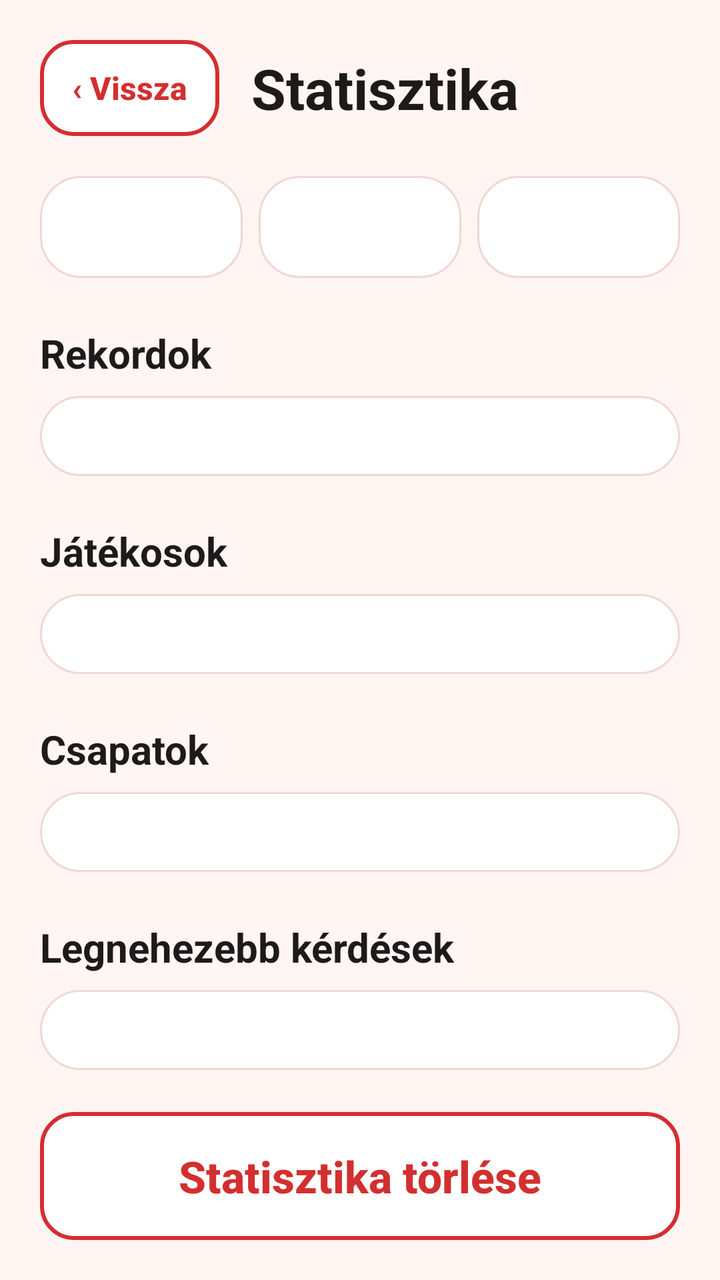
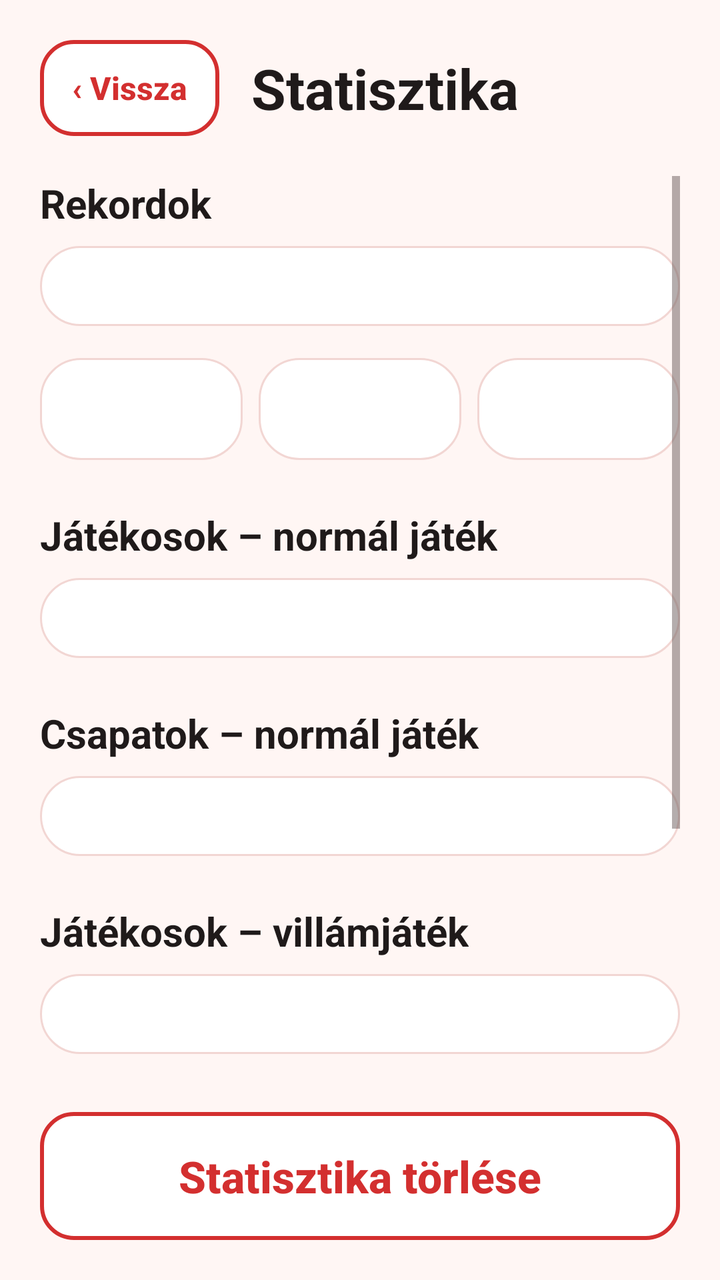

An Android layout rendered at two revisions. The XML below is the earlier revision; the diff shows what the commit changed to produce the second picture.
<!-- AndroidManifest.xml: application theme AppTheme -->
<!-- res/layout/activity_statistics.xml -->
<?xml version="1.0" encoding="utf-8"?>
<LinearLayout xmlns:android="http://schemas.android.com/apk/res/android"
    xmlns:tools="http://schemas.android.com/tools"
    style="@style/Screen"
    tools:context=".StatisticsActivity">

    <LinearLayout
        android:layout_width="match_parent"
        android:layout_height="wrap_content"
        android:gravity="center_vertical"
        android:orientation="horizontal">

        <Button
            style="@style/ButtonSmall"
            android:id="@+id/ButtonBackStatistics"
            android:text="‹ Vissza" />

        <TextView
            style="@style/ScreenTitle"
            android:layout_marginStart="16dp"
            android:text="Statisztika" />
    </LinearLayout>

    <ScrollView
        android:layout_width="match_parent"
        android:layout_height="0dp"
        android:layout_weight="1"
        android:layout_marginTop="20dp">

        <LinearLayout
            android:layout_width="match_parent"
            android:layout_height="wrap_content"
            android:orientation="vertical">

            <LinearLayout
                android:layout_width="match_parent"
                android:layout_height="wrap_content"
                android:orientation="horizontal">

                <TextView
                    style="@style/StatTile"
                    android:id="@+id/StatGames"
                    android:layout_marginEnd="8dp" />

                <TextView
                    style="@style/StatTile"
                    android:id="@+id/StatQuestions"
                    android:layout_marginEnd="8dp" />

                <TextView
                    style="@style/StatTile"
                    android:id="@+id/StatSuccess" />
            </LinearLayout>

            
            <TextView
                style="@style/SectionTitle"
                android:id="@+id/RecordsTitle"
                android:text="Rekordok" />

            <LinearLayout
                style="@style/Card"
                android:layout_width="match_parent"
                android:layout_height="wrap_content"
                android:id="@+id/Records"
                android:orientation="vertical" />

            <TextView
                style="@style/SectionTitle"
                android:text="Játékosok" />

            <LinearLayout
                style="@style/Card"
                android:layout_width="match_parent"
                android:layout_height="wrap_content"
                android:id="@+id/PlayerStatistics"
                android:orientation="vertical" />

            
            <TextView
                style="@style/SectionTitle"
                android:id="@+id/TeamStatisticsTitle"
                android:text="Csapatok" />

            <LinearLayout
                style="@style/Card"
                android:layout_width="match_parent"
                android:layout_height="wrap_content"
                android:id="@+id/TeamStatistics"
                android:orientation="vertical" />

            <TextView
                style="@style/SectionTitle"
                android:text="Legnehezebb kérdések" />

            <LinearLayout
                style="@style/Card"
                android:layout_width="match_parent"
                android:layout_height="wrap_content"
                android:id="@+id/HardestQuestions"
                android:orientation="vertical" />
        </LinearLayout>
    </ScrollView>

    <Button
        style="@style/ButtonSecondary"
        android:id="@+id/ButtonDeleteStatistics"
        android:layout_marginTop="12dp"
        android:text="Statisztika törlése" />

</LinearLayout>
<!-- resources referenced by this layout -->
<resources>
  <style name="ButtonSecondary" parent="ButtonBase">
          <item name="android:background">@drawable/btn_secondary</item>
          <item name="android:textColor">@color/text_secondary_button</item>
      </style>
  <style name="ButtonSmall" parent="ButtonSecondary">
          <item name="android:layout_width">wrap_content</item>
          <item name="android:layout_height">48dp</item>
          <item name="android:textSize">16sp</item>
          <item name="android:paddingStart">16dp</item>
          <item name="android:paddingEnd">16dp</item>
      </style>
  <style name="Card">
          <item name="android:background">@drawable/bg_card</item>
          <item name="android:padding">20dp</item>
      </style>
  <style name="Screen">
          <item name="android:layout_width">match_parent</item>
          <item name="android:layout_height">match_parent</item>
          <item name="android:orientation">vertical</item>
          <item name="android:padding">20dp</item>
          <item name="android:background">@color/background</item>
      </style>
  <style name="ScreenTitle">
          <item name="android:layout_width">wrap_content</item>
          <item name="android:layout_height">wrap_content</item>
          <item name="android:textSize">28sp</item>
          <item name="android:textStyle">bold</item>
          <item name="android:textColor">@color/textPrimary</item>
      </style>
  <style name="SectionTitle">
          <item name="android:layout_width">wrap_content</item>
          <item name="android:layout_height">wrap_content</item>
          <item name="android:layout_marginTop">24dp</item>
          <item name="android:layout_marginBottom">8dp</item>
          <item name="android:textColor">@color/textPrimary</item>
          <item name="android:textSize">20sp</item>
          <item name="android:textStyle">bold</item>
      </style>
  <style name="AppTheme" parent="Theme.AppCompat.DayNight.NoActionBar">
          <item name="colorPrimary">@color/colorPrimary</item>
          <item name="colorPrimaryDark">@color/colorPrimaryDark</item>
          <item name="colorAccent">@color/colorAccent</item>
          <item name="android:windowBackground">@color/background</item>
          <item name="android:textColorPrimary">@color/textPrimary</item>
          <item name="android:textColorSecondary">@color/textSecondary</item>
      </style>
  <style name="ButtonBase" parent="Widget.AppCompat.Button">
          <item name="android:layout_width">match_parent</item>
          <item name="android:layout_height">64dp</item>
          <item name="android:textSize">22sp</item>
          <item name="android:textStyle">bold</item>
          <item name="android:textAllCaps">false</item>
          <item name="android:stateListAnimator">@null</item>
          <item name="android:paddingStart">20dp</item>
          <item name="android:paddingEnd">20dp</item>
      </style>
  <!-- drawable bg_card (drawable) -->
  <?xml version="1.0" encoding="utf-8"?>
  <shape xmlns:android="http://schemas.android.com/apk/res/android" android:shape="rectangle">
      <corners android:radius="20dp" />
      <solid android:color="@color/surface" />
      <stroke android:width="1dp" android:color="@color/outline" />
  </shape>
  <color name="background">#FFF6F4</color>
  <color name="textPrimary">#1F1A1A</color>
  <color name="colorPrimary">#D32F2F</color>
  <color name="colorPrimaryDark">#9A0007</color>
  <color name="colorAccent">#D32F2F</color>
  <color name="textSecondary">#6E6262</color>
  <color name="surface">#FFFFFF</color>
  <color name="disabled">#E0D6D5</color>
  <color name="pinkLight">#FCE4EC</color>
  <color name="outline">#F2D6D3</color>
  <!-- unchanged entries left out for length: 2 -->
</resources>

<!-- the commit's change to res/layout/activity_statistics.xml (unified diff, before → after) -->
@@ -32,9 +32,24 @@
             android:layout_height="wrap_content"
             android:orientation="vertical">
 
+            
+            <TextView
+                style="@style/SectionTitle"
+                android:id="@+id/RecordsTitle"
+                android:layout_marginTop="0dp"
+                android:text="Rekordok" />
+
+            <LinearLayout
+                style="@style/Card"
+                android:layout_width="match_parent"
+                android:layout_height="wrap_content"
+                android:id="@+id/Records"
+                android:orientation="vertical" />
+
             <LinearLayout
                 android:layout_width="match_parent"
                 android:layout_height="wrap_content"
+                android:layout_marginTop="16dp"
                 android:orientation="horizontal">
 
                 <TextView
@@ -52,22 +67,9 @@
                     android:id="@+id/StatSuccess" />
             </LinearLayout>
 
-            
             <TextView
                 style="@style/SectionTitle"
-                android:id="@+id/RecordsTitle"
-                android:text="Rekordok" />
-
-            <LinearLayout
-                style="@style/Card"
-                android:layout_width="match_parent"
-                android:layout_height="wrap_content"
-                android:id="@+id/Records"
-                android:orientation="vertical" />
-
-            <TextView
-                style="@style/SectionTitle"
-                android:text="Játékosok" />
+                android:text="Játékosok – normál játék" />
 
             <LinearLayout
                 style="@style/Card"
@@ -80,13 +82,38 @@
             <TextView
                 style="@style/SectionTitle"
                 android:id="@+id/TeamStatisticsTitle"
-                android:text="Csapatok" />
+                android:text="Csapatok – normál játék" />
 
             <LinearLayout
                 style="@style/Card"
                 android:layout_width="match_parent"
                 android:layout_height="wrap_content"
                 android:id="@+id/TeamStatistics"
+                android:orientation="vertical" />
+
+            
+            <TextView
+                style="@style/SectionTitle"
+                android:id="@+id/FlashPlayerStatisticsTitle"
+                android:text="Játékosok – villámjáték" />
+
+            <LinearLayout
+                style="@style/Card"
+                android:layout_width="match_parent"
+                android:layout_height="wrap_content"
+                android:id="@+id/FlashPlayerStatistics"
+                android:orientation="vertical" />
+
+            <TextView
+                style="@style/SectionTitle"
+                android:id="@+id/FlashTeamStatisticsTitle"
+                android:text="Csapatok – villámjáték" />
+
+            <LinearLayout
+                style="@style/Card"
+                android:layout_width="match_parent"
+                android:layout_height="wrap_content"
+                android:id="@+id/FlashTeamStatistics"
                 android:orientation="vertical" />
 
             <TextView
